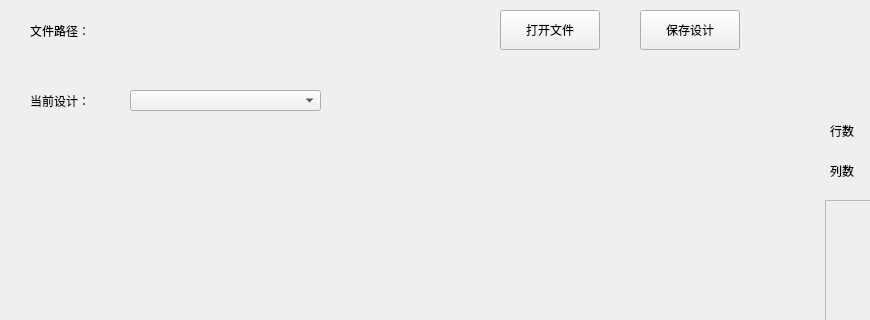
Above: BannerDesigner.ui from 345ljh/MinecraftBannerDesigner before the change; both pictures show x 0 to 870 and y 0 to 320 of the 1200 by 700 pixel window. Below: the same form after it.
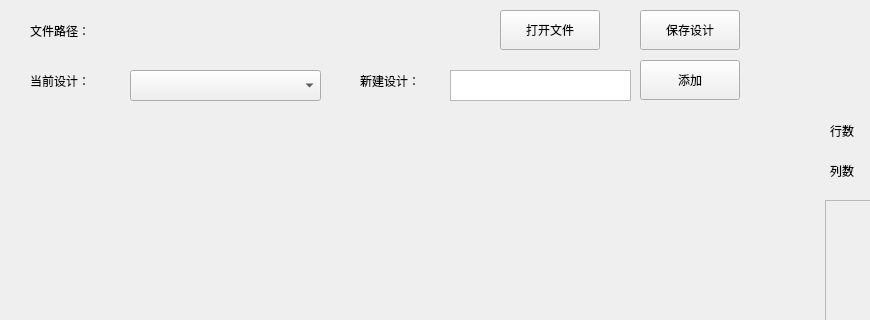
That is the form after the change.

```diff
--- a/BannerDesigner.ui
+++ b/BannerDesigner.ui
@@ -167,9 +167,9 @@
    <property name="geometry">
     <rect>
      <x>130</x>
-     <y>90</y>
+     <y>70</y>
      <width>191</width>
-     <height>21</height>
+     <height>31</height>
     </rect>
    </property>
   </widget>
@@ -177,7 +177,7 @@
    <property name="geometry">
     <rect>
      <x>30</x>
-     <y>90</y>
+     <y>70</y>
      <width>71</width>
      <height>21</height>
     </rect>
@@ -186,6 +186,47 @@
     <string>当前设计：</string>
    </property>
   </widget>
+  <widget class="QLabel" name="NewDesignLabel">
+   <property name="geometry">
+    <rect>
+     <x>360</x>
+     <y>70</y>
+     <width>71</width>
+     <height>21</height>
+    </rect>
+   </property>
+   <property name="text">
+    <string>新建设计：</string>
+   </property>
+  </widget>
+  <widget class="QPlainTextEdit" name="NewDesignTextEdit">
+   <property name="geometry">
+    <rect>
+     <x>450</x>
+     <y>70</y>
+     <width>181</width>
+     <height>31</height>
+    </rect>
+   </property>
+   <property name="font">
+    <font>
+     <pointsize>7</pointsize>
+    </font>
+   </property>
+  </widget>
+  <widget class="QPushButton" name="NewDesignButton">
+   <property name="geometry">
+    <rect>
+     <x>640</x>
+     <y>60</y>
+     <width>100</width>
+     <height>40</height>
+    </rect>
+   </property>
+   <property name="text">
+    <string>添加</string>
+   </property>
+  </widget>
  </widget>
  <resources/>
  <connections/>
```
Left out of the diff: 4 changed lines with no effect on the pictures.
